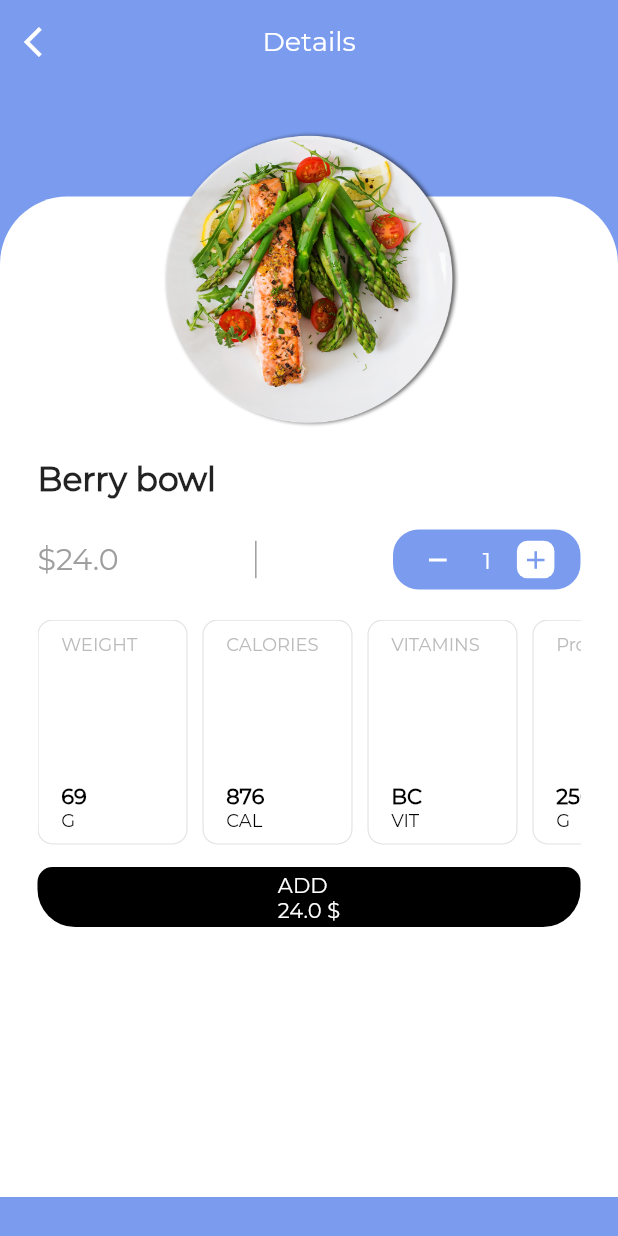
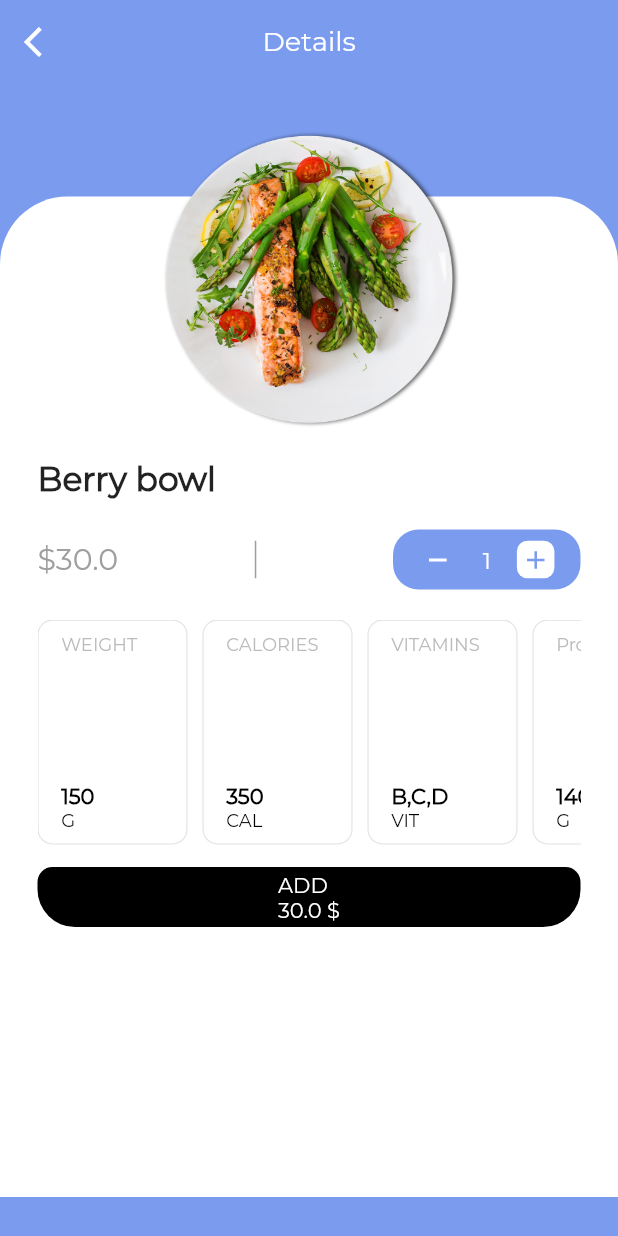
Before and after one commit to ayhamo/online_food, a Flutter app: the screen it shows after launch, after a tap on "Berry bowl", on a phone screen of 412 x 824 dp. Run offline on Flutter 3.47's test engine with Material 2 defaults, Android fonts, the phone set to English and light mode, and no system bars; project files that could hold a hidden picture were left out.

Commit message:
Initial commit

```diff
--- a/lib/checkOut.dart
+++ b/lib/checkOut.dart
@@ -28,7 +28,7 @@ class _CheckOutPageState extends State<CheckOutPage> {
           ),
           backgroundColor: Colors.transparent,
           elevation: 0.0,
-          title: Text('Invoice',
+          title: Text('INVOICE',
               style: TextStyle(
                   fontFamily: 'Montserrat',
                   fontSize: 18.0,
--- a/lib/main.dart
+++ b/lib/main.dart
@@ -74,57 +74,69 @@ class _MyHomePageState extends State<MyHomePage> {
                         height: MediaQuery.of(context).size.height - 260.0,
                         child: ListView(children: [
                           _buildFoodItem('assets/plate1.png', 'Salmon bowl',
-                              24.50, '300', '200', 'A,B', '250'),
+                              24.00, '300', '200', 'A,B', '250'),
                           _buildFoodItem('assets/plate2.png', 'Spring bowl',
-                              22.00, '200', '150', 'A,B', '1'),
+                              22.00, '200', '150', 'A,B', '230'),
                           _buildFoodItem('assets/plate3.png', 'Salmon Salad',
-                              24.00, '69', '876', 'BC', '250'),
+                              24.00, '120', '200', 'A,K,P', '300'),
                           _buildFoodItem('assets/plate4.png', 'Curry Rice bowl',
-                              24.00, '69', '876', 'BC', '250'),
+                              25.00, '200', '400', 'B,C', '200'),
                           _buildFoodItem('assets/plate5.png', 'Berry bowl',
-                              24.00, '69', '876', 'BC', '250'),
+                              30.00, '150', '350', 'B,C,D', '140'),
                           _buildFoodItem('assets/plate6.png', 'Avocado bowl',
-                              26.00, '900', '23', 'fucku', '-10'),
+                              45.00, '200', '500', 'B1,C', '205'),
                           _buildFoodItem(
                               'assets/plate7.png',
-                              'Rack lamb with potatoes',
-                              24.00,
-                              '69',
-                              '876',
-                              'BC',
-                              '250'),
+                              'Lamb with potato',
+                              35.00,
+                              '210',
+                              '350',
+                              'C,D',
+                              '240'),
                           _buildFoodItem(
                               'assets/plate8.png',
                               'Steak with fries',
-                              24.00,
-                              '69',
-                              '876',
-                              'BC',
-                              '250'),
-                          _buildFoodItem(
-                              'assets/plate9.png',
-                              'Grilled Rabbit meat',
-                              24.00,
-                              '69',
-                              '876',
-                              'BC',
-                              '250'),
+                              50.00,
+                              '250',
+                              '450',
+                              'B1,B2,B3,D',
+                              '300'),
+                          _buildFoodItem('assets/plate9.png', 'Grilled Rabbit',
+                              30.00, '240', '350', 'K,B1,B2', '150'),
                           _buildFoodItem(
                               'assets/plate10.png',
-                              'Fried duck breasts',
-                              24.00,
-                              '69',
-                              '876',
-                              'BC',
-                              '250'),
+                              'Fried duck meat',
+                              28.00,
+                              '90',
+                              '200',
+                              'B9,B12',
+                              '120'),
                           _buildFoodItem(
                               'assets/plate11.png',
-                              'Rice Smoked vegetables',
-                              24.00,
-                              '69',
-                              '876',
-                              'BC',
-                              '250'),
+                              'Rice with vege.',
+                              32.00,
+                              '200',
+                              '230',
+                              'B,C',
+                              '200'),
+                          _buildFoodItem('assets/plate12.png', 'Tinga Chicken',
+                              25.00, '350', '500', 'C,D,E', '400'),
+                          _buildFoodItem(
+                              'assets/plate13.png',
+                              'Roasted Chicken',
+                              30.00,
+                              '150',
+                              '400',
+                              'D,C',
+                              '210'),
+                          _buildFoodItem('assets/plate14.png', 'Shrimp Creole',
+                              19.00, '108', '500', 'B12,B1', '250'),
+                          _buildFoodItem('assets/plate15.png', 'Chicken Quinoa',
+                              26.00, '180', '400', 'D,K', '500'),
+                          _buildFoodItem('assets/plate16.png', 'BBQ Salmon',
+                              27.00, '200', '400', 'D,B,C', '190'),
+                          _buildFoodItem('assets/plate17.png', 'Beef w/ chili',
+                              39.00, '210', '410', 'D,B12,B3', '210'),
                         ]))),
                 Row(
                   mainAxisAlignment: MainAxisAlignment.spaceEvenly,
```
Also changed, not shown: assets/plate12.png (added), assets/plate13.png (added), assets/plate14.png (added), assets/plate15.png (added), assets/plate16.png (added), assets/plate17.png (added).
